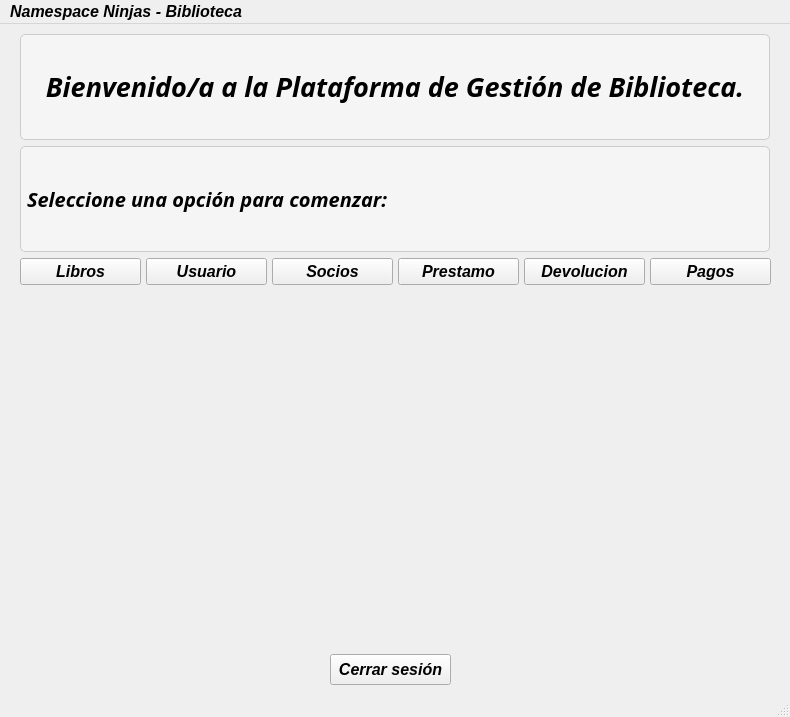
The window that mainwindow.ui (DanielaGanan/biblioteca) describes before a commit, drawn with Qt 5.
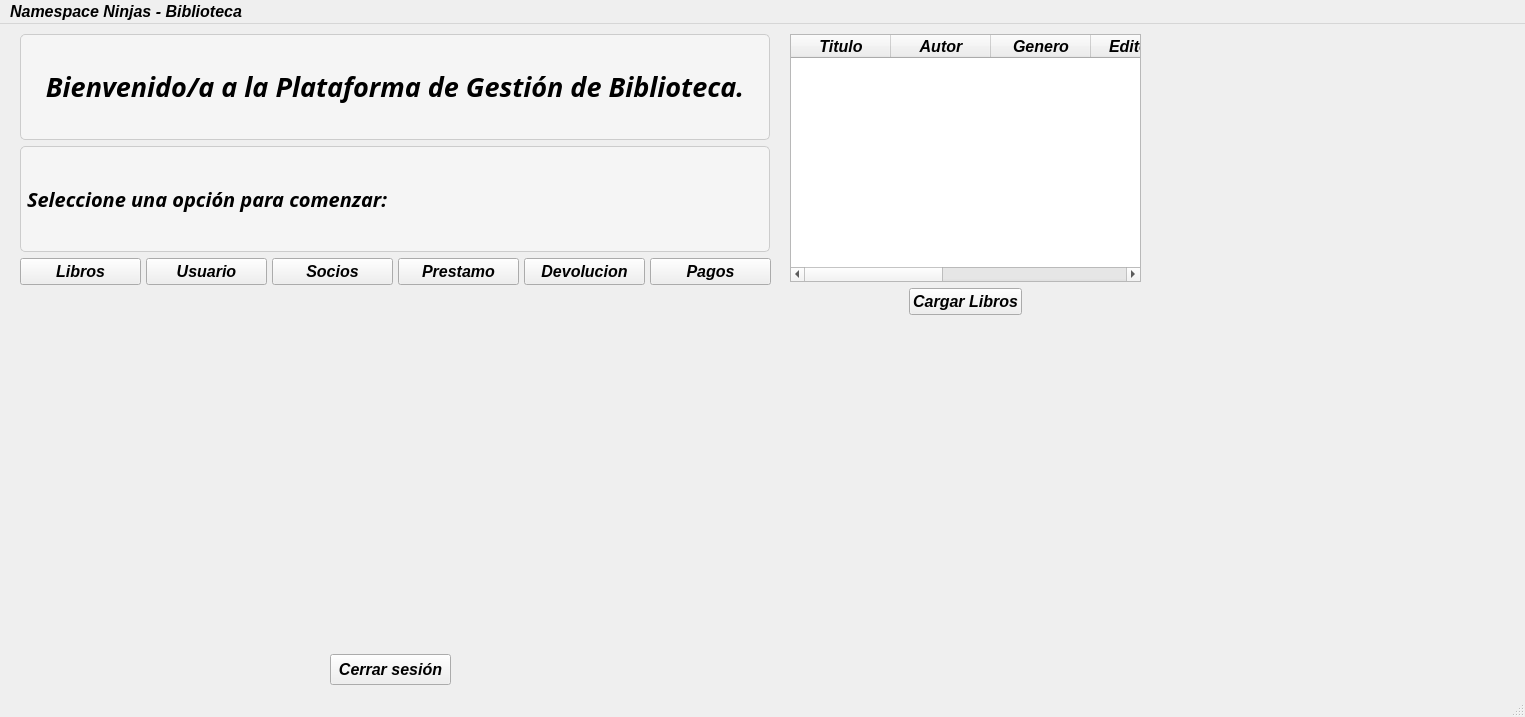
The same window after the commit. Icons and pictures are not drawn.

Commit message: subiendo css y lista de libros estática

Patch:
```diff
--- a/mainwindow.ui
+++ b/mainwindow.ui
@@ -6,7 +6,7 @@
    <rect>
     <x>0</x>
     <y>0</y>
-    <width>790</width>
+    <width>1525</width>
     <height>717</height>
    </rect>
   </property>
@@ -219,13 +219,97 @@
      <string>Cerrar sesión</string>
     </property>
    </widget>
+   <widget class="QWidget" name="gridLayoutWidget">
+    <property name="geometry">
+     <rect>
+      <x>790</x>
+      <y>10</y>
+      <width>351</width>
+      <height>281</height>
+     </rect>
+    </property>
+    <layout class="QGridLayout" name="gridLayout_2">
+     <item row="1" column="2">
+      <spacer name="horizontalSpacer">
+       <property name="orientation">
+        <enum>Qt::Orientation::Horizontal</enum>
+       </property>
+       <property name="sizeHint" stdset="0">
+        <size>
+         <width>40</width>
+         <height>20</height>
+        </size>
+       </property>
+      </spacer>
+     </item>
+     <item row="1" column="1">
+      <widget class="QPushButton" name="cargarLibrosMw">
+       <property name="text">
+        <string>Cargar Libros</string>
+       </property>
+      </widget>
+     </item>
+     <item row="1" column="0">
+      <spacer name="horizontalSpacer_2">
+       <property name="orientation">
+        <enum>Qt::Orientation::Horizontal</enum>
+       </property>
+       <property name="sizeHint" stdset="0">
+        <size>
+         <width>40</width>
+         <height>20</height>
+        </size>
+       </property>
+      </spacer>
+     </item>
+     <item row="0" column="0" colspan="3">
+      <widget class="QTableWidget" name="tablaLIbrosMw">
+       <column>
+        <property name="text">
+         <string>Titulo</string>
+        </property>
+       </column>
+       <column>
+        <property name="text">
+         <string>Autor</string>
+        </property>
+       </column>
+       <column>
+        <property name="text">
+         <string>Genero</string>
+        </property>
+       </column>
+       <column>
+        <property name="text">
+         <string>Editorial</string>
+        </property>
+       </column>
+       <column>
+        <property name="text">
+         <string>Fecha</string>
+        </property>
+       </column>
+       <column>
+        <property name="text">
+         <string>ISBN</string>
+        </property>
+       </column>
+       <column>
+        <property name="text">
+         <string>Stock</string>
+        </property>
+       </column>
+      </widget>
+     </item>
+    </layout>
+   </widget>
   </widget>
   <widget class="QMenuBar" name="menubar">
    <property name="geometry">
     <rect>
      <x>0</x>
      <y>0</y>
-     <width>790</width>
+     <width>1525</width>
      <height>26</height>
     </rect>
    </property>
```
Left out of the diff: 6 changed lines with no effect on the pictures. The commit also changes 10 other files.
